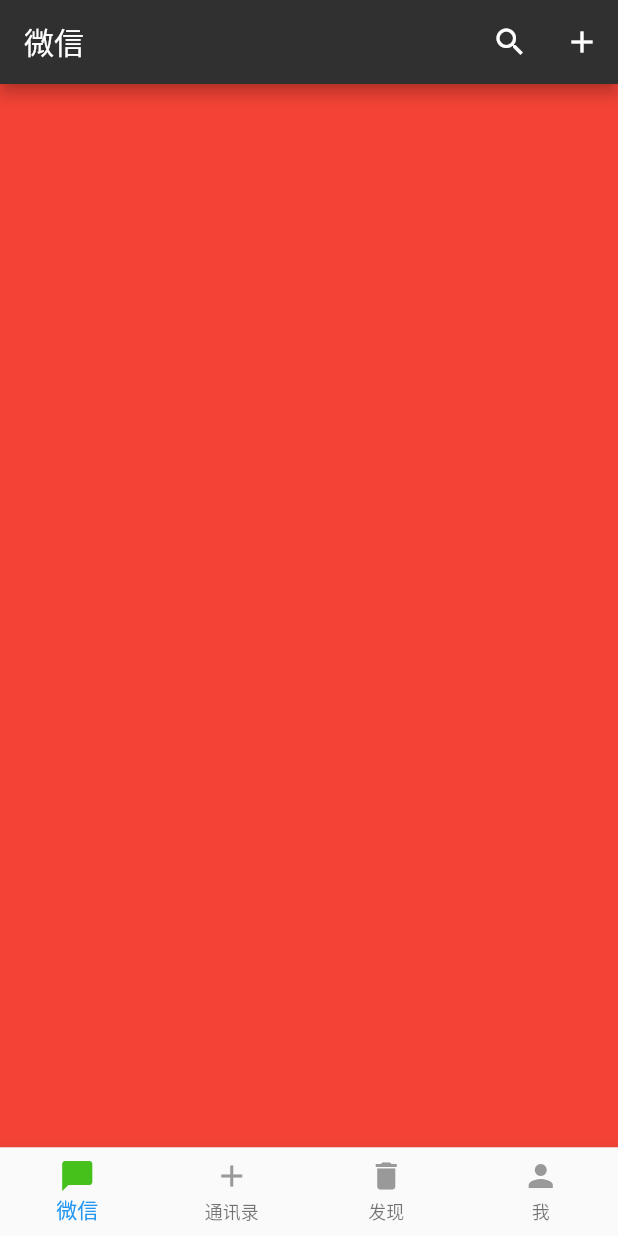
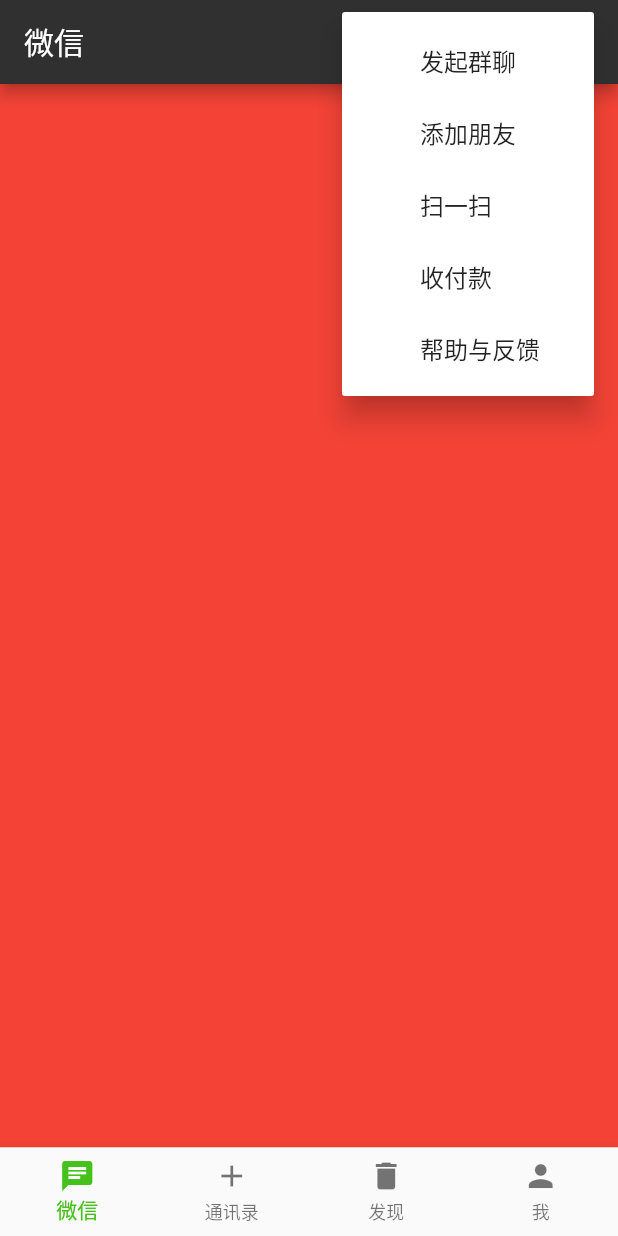
Before and after one commit to hyzhan43/wechat_clone, a Flutter app: the screen it shows after launch, after a tap on the "add" icon, on a phone screen of 412 x 824 dp. Run offline on Flutter 3.47's test engine with Material 2 defaults, Android fonts, the phone set to English and light mode, and no system bars.

Commit message:
完成底部按钮

```diff
--- a/lib/constants.dart
+++ b/lib/constants.dart
@@ -2,6 +2,7 @@ class AppColors {
   static const AppBarColor = 0xff303030;
   static const TabIconNormal = 0xff999999;
   static const TabIconActive = 0xff46c11b;
+  static const AppBarPopupMenuTextColor = 0xffffffff;
 }
 
 class Constants {
--- a/lib/home/home_screen.dart
+++ b/lib/home/home_screen.dart
@@ -1,30 +1,24 @@
 import 'package:flutter/material.dart';
 import 'package:flutter_wechat/constants.dart';
 
+enum ActionItems { GROUP_CHAT, ADD_FRIEND, QR_SCAN, PAYMENT, HELP }
+
 class NavigationIconView {
-  final String _title;
-  final IconData _icon;
-  final IconData _activeIcon;
   final BottomNavigationBarItem item;
 
   NavigationIconView(
       {Key key, String title, IconData icon, IconData activeIcon})
-      : _title = title,
-        _icon = icon,
-        _activeIcon = activeIcon,
-        item = new BottomNavigationBarItem(
+      : item = new BottomNavigationBarItem(
             icon: Icon(
               icon,
-              color: Color(AppColors.TabIconNormal),
             ),
             title: Text(
               title,
-              style: TextStyle(
-                  fontSize: 14.0, color: Color(AppColors.TabIconNormal)),
             ),
             backgroundColor: Colors.white,
-            activeIcon:
-                Icon(activeIcon, color: Color(AppColors.TabIconActive)));
+            activeIcon: Icon(
+              activeIcon,
+            ));
 }
 
 class HomeScreen extends StatefulWidget {
@@ -33,14 +27,20 @@ class HomeScreen extends StatefulWidget {
 }
 
 class _HomeScreenState extends State<HomeScreen> {
+  PageController _pageController;
+
+  int _currentIndex = 0;
+
   List<NavigationIconView> _navigationViews;
+
+  List<Widget> _pages;
 
   @override
   void initState() {
     super.initState();
     _navigationViews = [
       NavigationIconView(
-          title: '微信', icon: Icons.delete, activeIcon: Icons.chat_bubble),
+          title: '微信', icon: Icons.chat_bubble, activeIcon: Icons.chat),
       NavigationIconView(
           title: '通讯录', icon: Icons.add, activeIcon: Icons.add_box),
       NavigationIconView(
@@ -54,17 +54,51 @@ class _HomeScreenState extends State<HomeScreen> {
         activeIcon: Icons.person_add,
       ),
     ];
+
+    _pages = [
+      Container(
+        color: Colors.red,
+      ),
+      Container(
+        color: Colors.green,
+      ),
+      Container(
+        color: Colors.blue,
+      ),
+      Container(
+        color: Colors.brown,
+      )
+    ];
+    _pageController = PageController(initialPage: _currentIndex);
+  }
+
+  _buildPopupMunuItem(IconData icon, String title) {
+    return Row(
+      children: <Widget>[
+        Icon(icon),
+        Container(
+          width: 12.0,
+        ),
+        Text(title)
+      ],
+    );
   }
 
   @override
   Widget build(BuildContext context) {
     final BottomNavigationBar botNavBar = BottomNavigationBar(
+      fixedColor: const Color(AppColors.TabIconActive),
       items: _navigationViews.map((NavigationIconView view) {
         return view.item;
       }).toList(),
-      currentIndex: 0,
+      currentIndex: _currentIndex,
       type: BottomNavigationBarType.fixed,
       onTap: (int index) {
+        setState(() {
+          _currentIndex = index;
+
+          _pageController.animateToPage(_currentIndex, duration: Duration(milliseconds: 200), curve: Curves.easeInOut);
+        });
         print('点击的事第$index个Tab');
       },
     );
@@ -79,15 +113,55 @@ class _HomeScreenState extends State<HomeScreen> {
               print('点击了搜索按钮');
             },
           ),
-          IconButton(
-              icon: Icon(Icons.add),
-              onPressed: () {
-                print('显示下拉列表');
-              })
+          Container(
+            width: 16.0,
+          ),
+          PopupMenuButton(
+            itemBuilder: (BuildContext context) {
+              return <PopupMenuItem<ActionItems>>[
+                PopupMenuItem(
+                  child: _buildPopupMunuItem(Icons.add_box, "发起群聊"),
+                  value: ActionItems.GROUP_CHAT,
+                ),
+                PopupMenuItem(
+                  child: _buildPopupMunuItem(Icons.add_box, "添加朋友"),
+                  value: ActionItems.ADD_FRIEND,
+                ),
+                PopupMenuItem(
+                  child: _buildPopupMunuItem(Icons.add_box, "扫一扫"),
+                  value: ActionItems.QR_SCAN,
+                ),
+                PopupMenuItem(
+                  child: _buildPopupMunuItem(Icons.add_box, "收付款"),
+                  value: ActionItems.PAYMENT,
+                ),
+                PopupMenuItem(
+                  child: _buildPopupMunuItem(Icons.add_box, "帮助与反馈"),
+                  value: ActionItems.HELP,
+                ),
+              ];
+            },
+            icon: Icon(Icons.add),
+            onSelected: (ActionItems selected) {
+              print('点击的是$selected');
+            },
+          ),
+          Container(
+            width: 16.0,
+          ),
         ],
       ),
-      body: Container(
-        color: Colors.red,
+      body: PageView.builder(
+        itemBuilder: (BuildContext context, int index) {
+          return _pages[index];
+        },
+        controller: _pageController,
+        itemCount: _pages.length,
+        onPageChanged: (int index) {
+          setState(() {
+            _currentIndex = index;
+          });
+        },
       ),
       bottomNavigationBar: botNavBar,
     );
--- a/lib/main.dart
+++ b/lib/main.dart
@@ -5,7 +5,7 @@ import 'package:flutter_wechat/home/home_screen.dart';
 void main() => runApp(MaterialApp(
       title: '微信',
       theme: ThemeData.light().copyWith(
-        primaryColor: Color(AppColors.AppBarColor)
+        primaryColor: Color(AppColors.AppBarColor),
       ),
       home: HomeScreen(),
     ));
```
